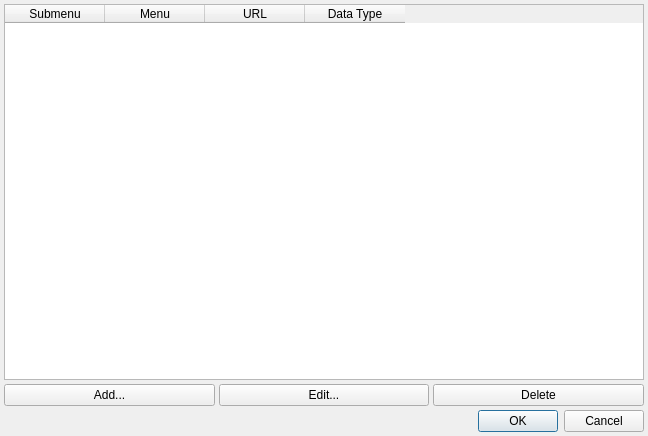
The window that plugins/forms/dialogMyShortcuts.ui (kestermckinney/ProjectNotes) describes before a commit, drawn with Qt 5.
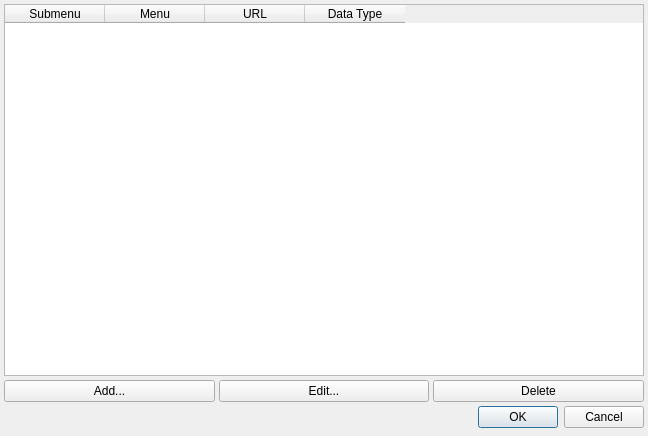
The same window after the commit.

The edit to the form file:
```diff
--- a/plugins/forms/dialogMyShortcuts.ui
+++ b/plugins/forms/dialogMyShortcuts.ui
@@ -27,7 +27,7 @@
     <number>4</number>
    </property>
    <property name="bottomMargin">
-    <number>4</number>
+    <number>8</number>
    </property>
    <item>
     <widget class="QTableWidget" name="tableShortcuts">
```
